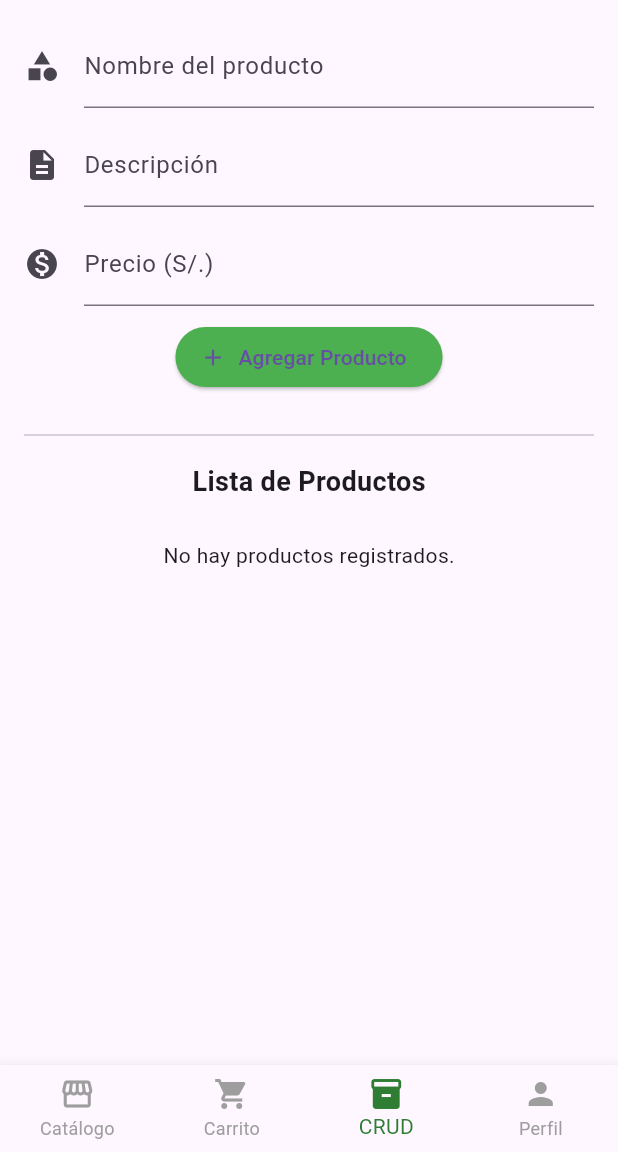
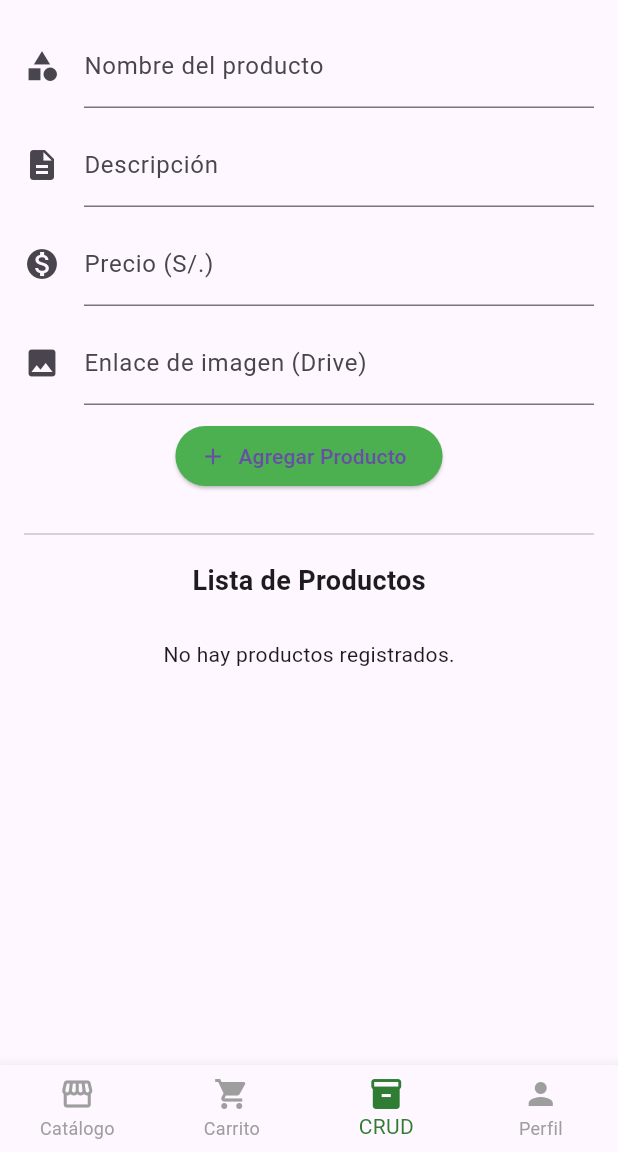
Before and after one commit to LCK7/delicia_1, a Flutter app: the screen it shows once a user with an empty profile is signed in, item 3 of the bottom bar chosen, on a phone screen of 412 x 824 dp, the part 84-1236 px from its top. Run offline on Flutter 3.47's test engine with Material 3 defaults, Android fonts, the phone set to English and light mode, and no system bars; our stand-ins replace cloud_firestore, firebase_auth, firebase_core; accounts and stored records are empty.

Commit message:
Commit con enlace de imagenes a DRIVE personal

```diff
--- a/lib/screens/CRUD_screen.dart
+++ b/lib/screens/CRUD_screen.dart
@@ -11,6 +11,7 @@ class _CRUDScreenState extends State<CRUDScreen> {
   final TextEditingController _nombre = TextEditingController();
   final TextEditingController _descripcion = TextEditingController();
   final TextEditingController _precio = TextEditingController();
+  final TextEditingController _imagen = TextEditingController();
 
   String? _idSeleccionado;
 
@@ -25,6 +26,7 @@ class _CRUDScreenState extends State<CRUDScreen> {
       'nombre': _nombre.text.trim(),
       'descripcion': _descripcion.text.trim(),
       'precio': double.tryParse(_precio.text) ?? 0.0,
+      'imagen': _imagen.text.trim(),
     };
     try {
       await FirebaseFirestore.instance.collection('productos').add(datos);
@@ -41,6 +43,7 @@ class _CRUDScreenState extends State<CRUDScreen> {
       'nombre': _nombre.text.trim(),
       'descripcion': _descripcion.text.trim(),
       'precio': double.tryParse(_precio.text) ?? 0.0,
+      'imagen': _imagen.text.trim(),
     };
     try {
       await FirebaseFirestore.instance.collection('productos').doc(id).update(datos);
@@ -66,12 +69,13 @@ class _CRUDScreenState extends State<CRUDScreen> {
       _nombre.clear();
       _descripcion.clear();
       _precio.clear();
+      _imagen.clear();
       _idSeleccionado = null;
     });
   }
 
   bool _validarCampos() {
-    if (_nombre.text.isEmpty || _descripcion.text.isEmpty || _precio.text.isEmpty) {
+    if (_nombre.text.isEmpty || _descripcion.text.isEmpty || _precio.text.isEmpty||_imagen.text.isEmpty) {
       ScaffoldMessenger.of(context).showSnackBar(
         const SnackBar(content: Text('Por favor completa todos los campos')),
       );
@@ -84,6 +88,11 @@ class _CRUDScreenState extends State<CRUDScreen> {
       );
       return false;
     }
+    if (!_imagen.text.contains('drive.google.com')){
+      ScaffoldMessenger.of(context).showSnackBar(
+        const SnackBar(content: Text('Ingresa un enlace valido de Google Drive')),
+      );
+    }
     return true;
   }
 
@@ -92,6 +101,7 @@ class _CRUDScreenState extends State<CRUDScreen> {
     _nombre.dispose();
     _descripcion.dispose();
     _precio.dispose();
+    _imagen.dispose();
     super.dispose();
   }
 
@@ -123,6 +133,14 @@ class _CRUDScreenState extends State<CRUDScreen> {
             decoration: const InputDecoration(
               labelText: "Precio (S/.)",
               icon: Icon(Icons.monetization_on),
+            ),
+          ),
+          const SizedBox(height: 10),
+          TextField(
+            controller: _imagen,
+            decoration: const InputDecoration(
+              labelText: "Enlace de imagen (Drive)",
+              icon: Icon(Icons.image),
             ),
           ),
           const SizedBox(height: 10),
@@ -188,6 +206,7 @@ class _CRUDScreenState extends State<CRUDScreen> {
                                 _nombre.text = producto['nombre'];
                                 _descripcion.text = producto['descripcion'] ?? '';
                                 _precio.text = producto['precio'].toString();
+                                _imagen.text = producto['imagen'] ?? '';
                               });
                             },
                           ),
--- a/lib/screens/carrito_screen.dart
+++ b/lib/screens/carrito_screen.dart
@@ -132,8 +132,8 @@ class _CarritoScreenState extends State<CarritoScreen> {
               Expanded(
                 child: ElevatedButton(
                   onPressed: SimpleCart.instance.items.isEmpty ? null : _finalizarCompra,
+                  style: ElevatedButton.styleFrom(backgroundColor: Colors.green),
                   child: const Text('Finalizar compra'),
-                  style: ElevatedButton.styleFrom(backgroundColor: Colors.green),
                 ),
               ),
               const SizedBox(width: 10),
@@ -143,8 +143,8 @@ class _CarritoScreenState extends State<CarritoScreen> {
                     SimpleCart.instance.clear();
                   });
                 },
+                style: ElevatedButton.styleFrom(backgroundColor: Colors.grey),
                 child: const Text('Vaciar'),
-                style: ElevatedButton.styleFrom(backgroundColor: Colors.grey),
               ),
             ],
           )
```
Also changed, not shown: lib/screens/catalogo_screen.dart (+74 -13 lines).
